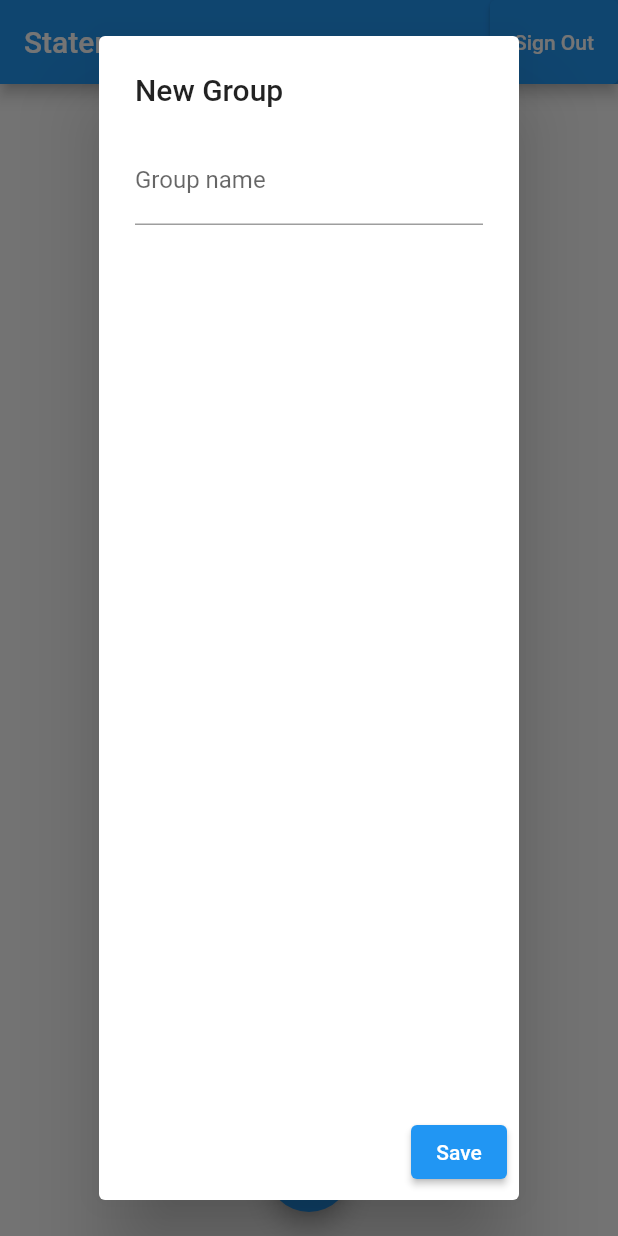
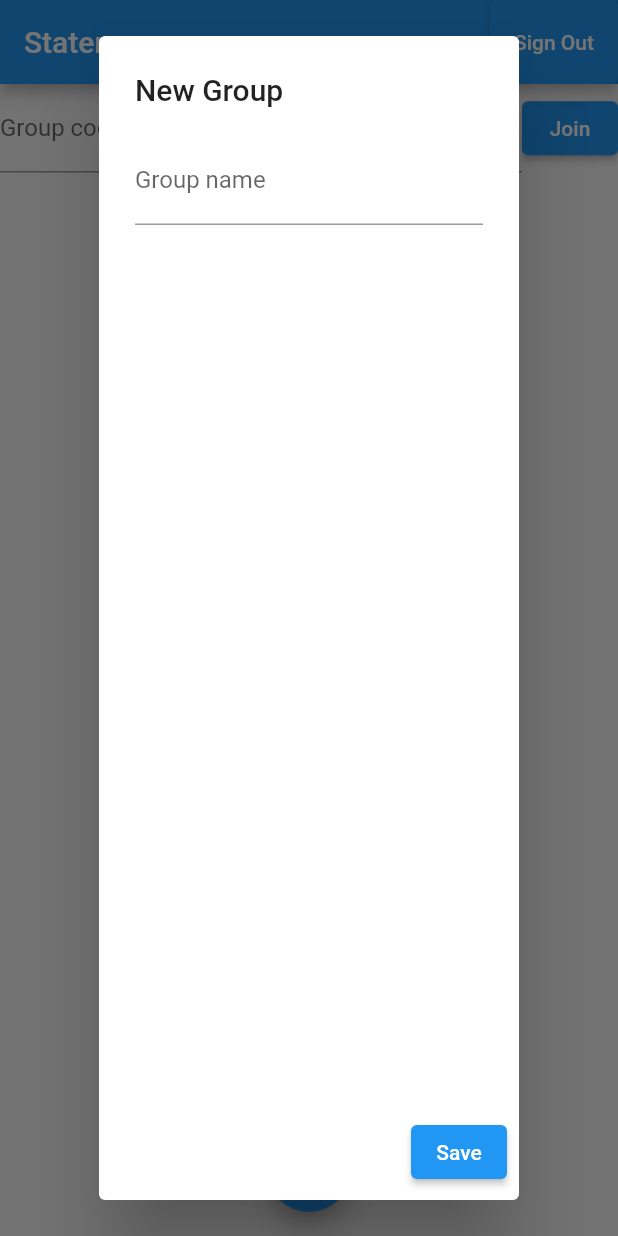
Before and after one commit to ANDREYDEN/Statera, a Flutter app: the screen it shows once a user with an empty profile is signed in, after a tap on the "add" icon, on a phone screen of 412 x 824 dp. Run offline on Flutter 3.47's test engine with Material 2 defaults, Android fonts, the phone set to English and light mode, and no system bars; our stand-ins replace cloud_firestore, firebase_auth, firebase_core, google_sign_in, multi_select_flutter; accounts and stored records are empty.

Commit message:
Add ability to join groups

```diff
--- a/lib/services/firestore.dart
+++ b/lib/services/firestore.dart
@@ -136,4 +136,10 @@ class Firestore {
     group.members.add(Author.fromUser(user));
     await groupsCollection.add(group.toFirestore());
   }
+
+  Future<void> joinGroup(User user, String groupCode) async {
+    var group = await getGroup(groupCode);
+    group.members.add(Author.fromUser(user));
+    await groupsCollection.doc(group.id).update(group.toFirestore());
+  }
 }
--- a/lib/views/group_list.dart
+++ b/lib/views/group_list.dart
@@ -6,7 +6,6 @@ import 'package:statera/services/auth.dart';
 import 'package:statera/services/firestore.dart';
 import 'package:statera/viewModels/authentication_vm.dart';
 import 'package:statera/viewModels/group_vm.dart';
-import 'package:statera/views/group_page.dart';
 import 'package:statera/widgets/listItems/group_list_item.dart';
 import 'package:statera/widgets/page_scaffold.dart';
 
@@ -21,10 +20,12 @@ class GroupList extends StatefulWidget {
 
 class _GroupListState extends State<GroupList> {
   TextEditingController newGroupNameController = TextEditingController();
+  TextEditingController joinGroupCodeController = TextEditingController();
 
   AuthenticationViewModel get authVm =>
       Provider.of<AuthenticationViewModel>(context, listen: false);
-  GroupViewModel get groupVm => Provider.of<GroupViewModel>(context, listen: false);
+  GroupViewModel get groupVm =>
+      Provider.of<GroupViewModel>(context, listen: false);
 
   @override
   Widget build(BuildContext context) {
@@ -55,24 +56,53 @@ class _GroupListState extends State<GroupList> {
               ? Text("Loading...")
               : user == null
                   ? this.noUserView
-                  : StreamBuilder<List<Group>>(
-                      stream:
-                          Firestore.instance.userGroupsStream(authVm.user.uid),
+                  : Column(
+                      children: [
+                        Row(
+                          children: [
+                            Expanded(
+                              child: TextField(
+                                controller: joinGroupCodeController,
+                                decoration: InputDecoration(labelText: "Group code"),
+                              ),
+                            ),
+                            ElevatedButton(
+                              onPressed: () {
+                                Firestore.instance.joinGroup(
+                                  authVm.user,
+                                  joinGroupCodeController.text,
+                                );
+                              },
+                              child: Text("Join"),
+                            ),
+                          ],
+                        ),
+                        Expanded(
+                          child: StreamBuilder<List<Group>>(
+                            stream: Firestore.instance
+                                .userGroupsStream(authVm.user.uid),
                             builder: (context, snap) {
                               if (!snap.hasData ||
-                            snap.connectionState == ConnectionState.waiting) {
+                                  snap.connectionState ==
+                                      ConnectionState.waiting) {
                                 return Text("Loading...");
                               }
 
                               var groups = snap.data!;
 
-                        return ListView.builder(
+                              return groups.isEmpty
+                                  ? Text("You don't have any groups yet...")
+                                  : ListView.builder(
                                       itemCount: groups.length,
                                       itemBuilder: (context, index) {
-                            return GroupListItem(group: groups[index]);
+                                        return GroupListItem(
+                                            group: groups[index]);
                                       },
                                     );
                             },
+                          ),
+                        ),
+                      ],
                     ),
         );
       },
--- a/lib/views/home.dart
+++ b/lib/views/home.dart
@@ -15,6 +15,11 @@ class Home extends StatelessWidget {
 
     return Column(
       children: [
+        Text(
+          "Invite members to this group: ${groupVm.group.name}",
+          style: Theme.of(context).textTheme.subtitle1,
+        ),
+        SizedBox(height: 20),
         Text('Owings'),
         Flexible(
           child: StreamBuilder<Map<Author, double>>(
--- a/lib/widgets/group_scaffold.dart
+++ b/lib/widgets/group_scaffold.dart
@@ -1,6 +1,8 @@
 import 'package:firebase_auth/firebase_auth.dart';
 import 'package:flutter/material.dart';
+import 'package:provider/provider.dart';
 import 'package:statera/services/auth.dart';
+import 'package:statera/viewModels/group_vm.dart';
 import 'package:statera/widgets/page_scaffold.dart';
 
 class GroupScaffoldItem {
@@ -30,10 +32,12 @@ class GroupScaffold extends StatefulWidget {
 class _GroupScaffoldState extends State<GroupScaffold> {
   int selectedNavBarItemIndex = 0;
 
+  GroupViewModel get groupVm => Provider.of<GroupViewModel>(context, listen: false);
+
   @override
   Widget build(BuildContext context) {
     return PageScaffold(
-      title: "Statera",
+      title: groupVm.group.name,
       bottomNavBar: BottomNavigationBar(
         iconSize: 36,
         items: widget.items
```
Lines whose indentation alone changed are shown as unchanged.
